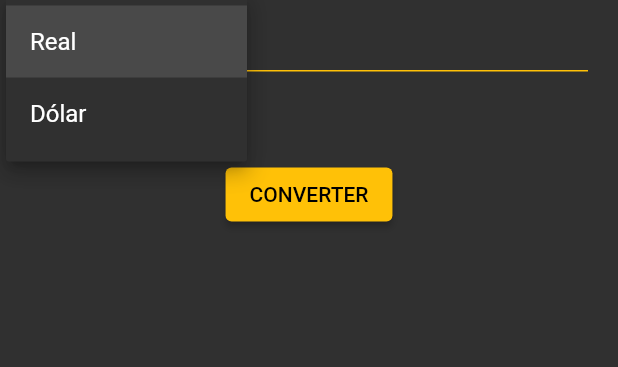
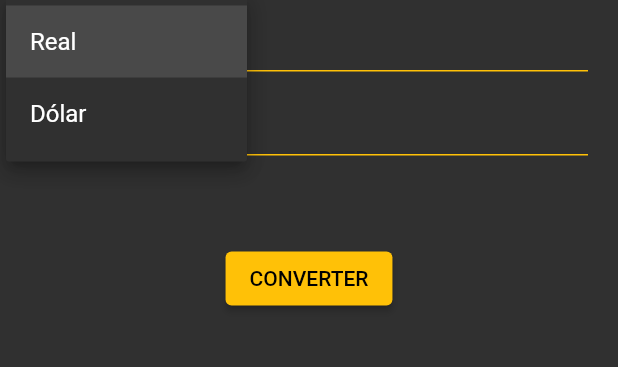
Before and after one commit to lucassverissimo/conversor_curso_flutterando, a Flutter app: the screen it shows after launch, after a tap on "Real", on a phone screen of 412 x 824 dp, the part 443-810 px from its top. Run offline on Flutter 3.47's test engine with Material 2 defaults, Android fonts, the phone set to English and light mode, and no system bars.

Commit message:
Componentizando alguns elementos.

```diff
--- a/analysis_options.yaml
+++ b/analysis_options.yaml
@@ -26,6 +26,7 @@ linter:
     prefer_single_quotes: false  # Uncomment to enable the `prefer_single_quotes` rule
     prefer_const_constructors: false
     unused_import: false
+    must_be_immutable: false
 
 # Additional information about this file can be found at
 # https://dart.dev/guides/language/analysis-options
--- /dev/null
+++ b/lib/app/components/currency_box.dart
@@ -0,0 +1,62 @@
+
+import 'package:flutter/material.dart';
+
+
+class CurrencyBox extends StatefulWidget {
+  @override
+  State<CurrencyBox> createState() {
+    return _CurrencyBox();
+  }
+}
+
+
+class _CurrencyBox extends State<CurrencyBox> {
+  String dropDownValue = 'Real';
+  @override
+  Widget build(BuildContext context) {
+    return Row(
+      crossAxisAlignment: CrossAxisAlignment.start,
+      children: [
+        Expanded(
+            flex: 1,
+            child: SizedBox(
+              height: 56,
+              child: DropdownButton<String>(
+                  isExpanded: true,
+                  value: dropDownValue,
+                  icon: const Icon(Icons.arrow_downward),
+                  iconSize: 15,
+                  iconEnabledColor: Colors.amber,
+                  //elevation: 10,
+                  underline: Container(height: 1, color: Colors.amber),
+                  items: <String>['Real', 'Dólar']
+                      .map<DropdownMenuItem<String>>((String value) {
+                    return DropdownMenuItem<String>(
+                      value: value,
+                      child: Text(value),
+                    );
+                  }).toList(),
+                  onChanged: (String? newValue) {
+                    setState(() {
+                      dropDownValue = newValue!;
+                    });
+                  }),
+            )),
+        SizedBox(
+          width: 10,
+        ),
+        Expanded(
+            flex: 2,
+            child: TextField(
+              decoration: InputDecoration(
+                  enabledBorder: UnderlineInputBorder(
+                    borderSide: BorderSide(color: Colors.amber),
+                  ),
+                  focusedBorder: UnderlineInputBorder(
+                    borderSide: BorderSide(color: Colors.amber),
+                  )),
+            )),
+      ],
+    );
+  }
+}
--- a/lib/app/views/home_view.dart
+++ b/lib/app/views/home_view.dart
@@ -1,3 +1,4 @@
+import 'package:conversor_curso/app/components/currency_box.dart';
 import 'package:flutter/material.dart';
 
 class HomeView extends StatefulWidget {
@@ -24,56 +25,8 @@ class _HomeViewState extends State<HomeView> {
                 borderRadius: BorderRadius.circular(100),
                 child: Image.asset('assets/images/logo.jpg', width: 150, height: 150,),
             ),
-            SizedBox(
-              width: MediaQuery.of(context).size.width,
-              child: Row(
-                crossAxisAlignment: CrossAxisAlignment.start,
-                children: [
-                  Expanded(
-                    flex: 1,
-                    child: SizedBox(
-                      height: 56,
-                      child: DropdownButton<String>(
-                        isExpanded: true,
-                        value: dropDownValue,
-                        icon: const Icon(Icons.arrow_downward),
-                        iconSize: 15,
-                        iconEnabledColor: Colors.amber,
-                        //elevation: 10,
-                        underline: Container(height: 1, color: Colors.amber),
-                        items:
-                        <String>['Real', 'Dólar']
-                          .map<DropdownMenuItem<String>>((String value) {
-                            return DropdownMenuItem<String>(
-                              value: value,
-                              child: Text(value),
-                            );
-                          }).toList(),
-                        onChanged: (String? newValue) {
-                          setState((){
-                            dropDownValue = newValue!;
-                          });
-                        }
-                        ),
-                    )
-                  ),
-                  SizedBox(width: 10,),
-                  Expanded(
-                    flex: 2,
-                    child: TextField(
-                      decoration: InputDecoration(
-                        enabledBorder: UnderlineInputBorder(
-                          borderSide: BorderSide(color: Colors.amber),
-                        ),
-                        focusedBorder:UnderlineInputBorder(
-                          borderSide: BorderSide(color: Colors.amber),
-                        )
-                      ),
-                    )
-                  ),
-                ],
-              ),
-            ),
+            CurrencyBox(),
+            CurrencyBox(),
             SizedBox(height: 50,),
             ElevatedButton(
               style: ElevatedButton.styleFrom(
```
